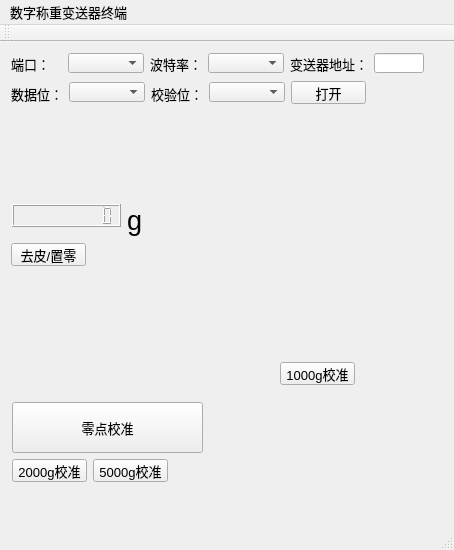
Above: dgt/mainwindow.ui from wkxboot/qt_dgt_visual_terminal before the change. Below: the same form after it.
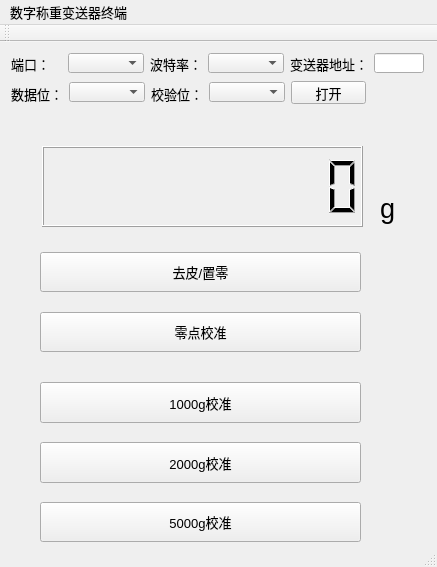
That is the form after the change.

The edit to the form file:
```diff
--- a/dgt/mainwindow.ui
+++ b/dgt/mainwindow.ui
@@ -6,8 +6,8 @@
    <rect>
     <x>0</x>
     <y>0</y>
-    <width>454</width>
-    <height>550</height>
+    <width>437</width>
+    <height>567</height>
    </rect>
   </property>
   <property name="sizePolicy">
@@ -16,6 +16,18 @@
     <verstretch>0</verstretch>
    </sizepolicy>
   </property>
+  <property name="minimumSize">
+   <size>
+    <width>437</width>
+    <height>567</height>
+   </size>
+  </property>
+  <property name="maximumSize">
+   <size>
+    <width>437</width>
+    <height>567</height>
+   </size>
+  </property>
   <property name="font">
    <font>
     <pointsize>10</pointsize>
@@ -28,10 +40,10 @@
    <widget class="QPushButton" name="calibration_zero_button">
     <property name="geometry">
      <rect>
-      <x>12</x>
-      <y>360</y>
-      <width>191</width>
-      <height>51</height>
+      <x>40</x>
+      <y>270</y>
+      <width>321</width>
+      <height>40</height>
      </rect>
     </property>
     <property name="sizePolicy">
@@ -53,8 +65,8 @@
    <widget class="QLabel" name="label_3">
     <property name="geometry">
      <rect>
-      <x>127</x>
-      <y>162</y>
+      <x>380</x>
+      <y>150</y>
       <width>16</width>
       <height>32</height>
      </rect>
@@ -87,24 +99,18 @@
    <widget class="QPushButton" name="calibration_1000_button">
     <property name="geometry">
      <rect>
-      <x>280</x>
-      <y>320</y>
-      <width>75</width>
-      <height>23</height>
+      <x>40</x>
+      <y>340</y>
+      <width>321</width>
+      <height>41</height>
      </rect>
     </property>
     <property name="sizePolicy">
-     <sizepolicy hsizetype="Expanding" vsizetype="Fixed">
+     <sizepolicy hsizetype="Expanding" vsizetype="Expanding">
       <horstretch>0</horstretch>
       <verstretch>0</verstretch>
      </sizepolicy>
     </property>
-    <property name="maximumSize">
-     <size>
-      <width>16777215</width>
-      <height>40</height>
-     </size>
-    </property>
     <property name="text">
      <string>1000g校准</string>
     </property>
@@ -112,10 +118,10 @@
    <widget class="QPushButton" name="remove_tare_button">
     <property name="geometry">
      <rect>
-      <x>11</x>
-      <y>201</y>
-      <width>75</width>
-      <height>23</height>
+      <x>40</x>
+      <y>210</y>
+      <width>321</width>
+      <height>40</height>
      </rect>
     </property>
     <property name="sizePolicy">
@@ -140,10 +146,10 @@
     </property>
     <property name="geometry">
      <rect>
-      <x>12</x>
-      <y>417</y>
-      <width>75</width>
-      <height>23</height>
+      <x>40</x>
+      <y>400</y>
+      <width>321</width>
+      <height>41</height>
      </rect>
     </property>
     <property name="sizePolicy">
@@ -165,10 +171,10 @@
    <widget class="QPushButton" name="calibration_5000_button">
     <property name="geometry">
      <rect>
-      <x>93</x>
-      <y>417</y>
-      <width>75</width>
-      <height>23</height>
+      <x>40</x>
+      <y>460</y>
+      <width>321</width>
+      <height>40</height>
      </rect>
     </property>
     <property name="sizePolicy">
@@ -177,12 +183,6 @@
       <verstretch>0</verstretch>
      </sizepolicy>
     </property>
-    <property name="maximumSize">
-     <size>
-      <width>16777215</width>
-      <height>40</height>
-     </size>
-    </property>
     <property name="text">
      <string>5000g校准</string>
     </property>
@@ -190,10 +190,10 @@
    <widget class="QLCDNumber" name="weight_display">
     <property name="geometry">
      <rect>
-      <x>12</x>
-      <y>162</y>
-      <width>109</width>
-      <height>23</height>
+      <x>42</x>
+      <y>104</y>
+      <width>321</width>
+      <height>81</height>
      </rect>
     </property>
     <property name="sizePolicy">
@@ -421,7 +421,7 @@
     <rect>
      <x>0</x>
      <y>0</y>
-     <width>454</width>
+     <width>437</width>
      <height>23</height>
     </rect>
    </property>
```
Left out of the diff: 8 changed lines with no effect on the pictures.
